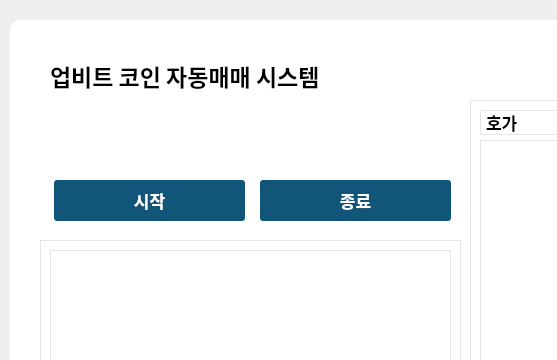
Qt form source/new_main2.ui (True-Kim/Coin_project) before a commit; both pictures show x 0 to 557 and y 0 to 360 of the 1281 by 872 pixel window.
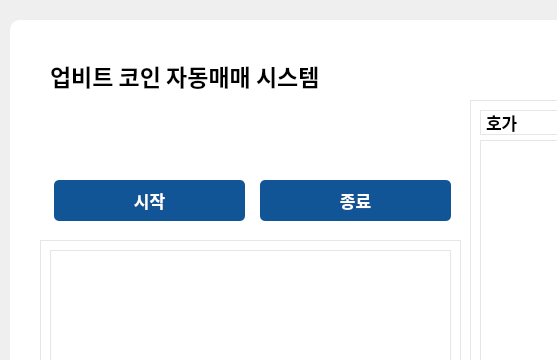
The same form after that commit. Custom widgets are drawn as their Qt base class.

Diff of the .ui file:
```diff
--- a/source/new_main2.ui
+++ b/source/new_main2.ui
@@ -338,9 +338,17 @@
        </font>
       </property>
       <property name="styleSheet">
-       <string notr="true">background-color : #115579;
-border-radius : 3px;
-color : white;</string>
+       <string notr="true">QPushButton#pushButton{
+color : white;
+background-color : rgb(17, 85, 151);
+border-radius : 5px;
+}
+
+QPushButton#pushButton:pressed{
+background-color : rgb(17, 85, 120);
+background-position : calc(100%-10px)center;
+padding : 5px;
+}</string>
       </property>
       <property name="text">
        <string>시작</string>
@@ -364,9 +372,17 @@
        </font>
       </property>
       <property name="styleSheet">
-       <string notr="true">background-color : #115579;
-border-radius : 3px;
-color : white;</string>
+       <string notr="true">QPushButton#pushButton_2{
+color : white;
+background-color : rgb(17, 85, 151);
+border-radius : 5px;
+}
+
+QPushButton#pushButton_2:pressed{
+background-color : rgb(17, 85, 120);
+background-position : calc(100%-10px)center;
+padding : 5px;
+}</string>
       </property>
       <property name="text">
        <string>종료</string>
```
Left out of the diff: 48 changed lines with no effect on the pictures.
